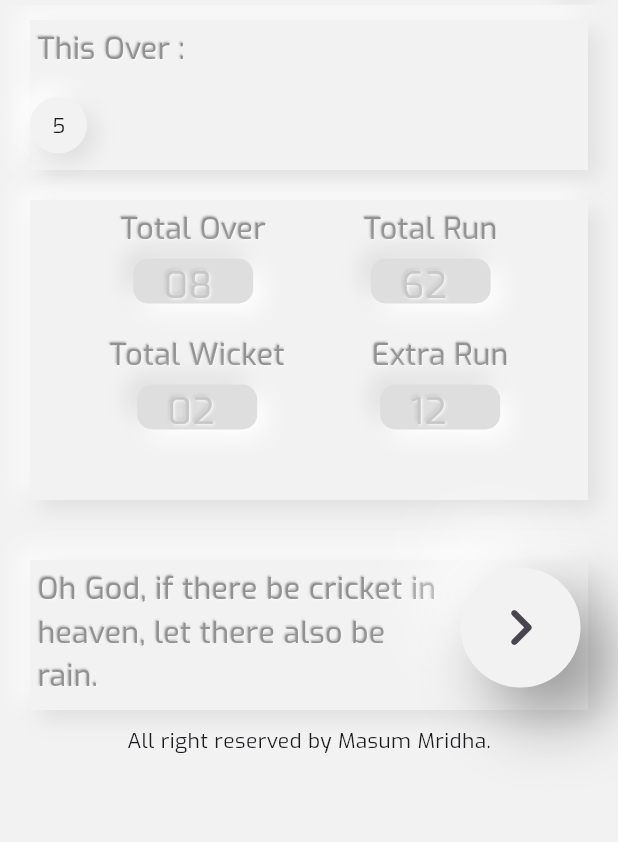
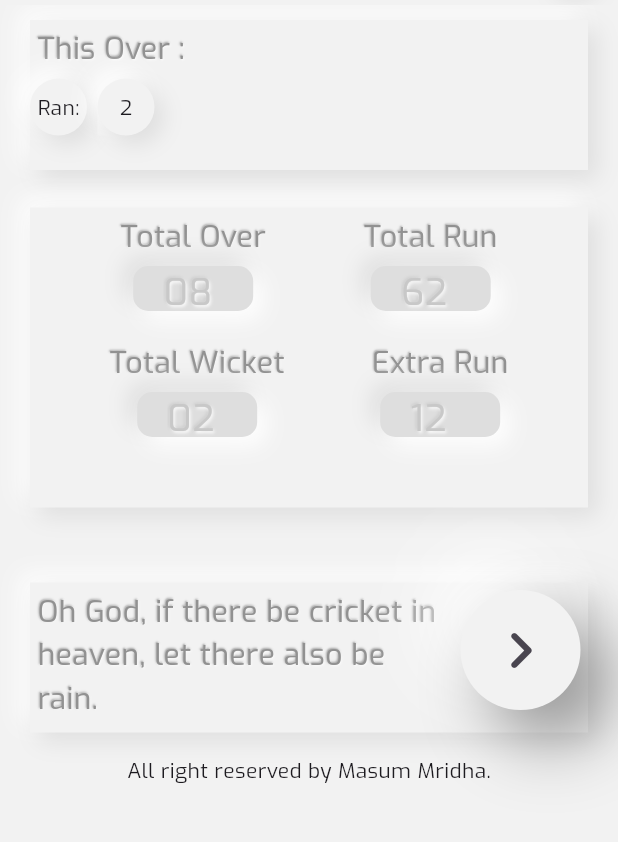
Before and after one commit to MasumMridha51/over_counter, a Flutter app: the screen it shows after launch, on a phone screen of 412 x 824 dp, the part 79-921 px from its top. Run offline on Flutter 3.47's test engine with Material 3 defaults, Android fonts, the phone set to English and light mode, and no system bars; drawn by our look-alikes of clay_containers; our stand-ins replace get.

Commit message:
over count update

```diff
--- a/lib/cards/over_card.dart
+++ b/lib/cards/over_card.dart
@@ -28,15 +28,24 @@ class OverCard extends StatelessWidget {
             child: Obx(() {
               return Column(
                 children: [
-                  Container(
-                    margin: const EdgeInsets.symmetric(
-                      vertical: 12,
-                    ),
-                    child: ClayRoundButton(
-                      buttonInputField:
-                          Center(child: Text('${counterController.test}')),
-                      rightSpace: EdgeInsets.only(right: 2),
-                    ),
+                  Column(
+                    children: [
+                      Row(
+                        children: [
+                          const ClayRoundButton(
+                            buttonInputField:
+                            Center(child: Text('Ran:')),
+                            rightSpace: EdgeInsets.only(right: 2),
+                          ),
+                          const SizedBox(width: 5,),
+                          ClayRoundButton(
+                            buttonInputField:
+                            Center(child: Text('${counterController.runs[0]}')),
+                            rightSpace: const EdgeInsets.only(right: 2),
+                          )
+                        ],
+                      )
+                    ],
                   ),
                 ],
               );
--- a/lib/controller/counter_controller.dart
+++ b/lib/controller/counter_controller.dart
@@ -5,15 +5,16 @@ import 'package:get/get_rx/get_rx.dart';
 import '../widgets/clay_round_button.dart';
 
 class CounterController extends GetxController {
+
   // Observable State is here.
   RxBool updateBallCardShow = false.obs;
 
   RxList<String> runs = ['2', '6', '8'].obs;
 
   // add 0 run in history
-  dynamic? add0History() {
-    String run = '0';
-    runs.add(run);
+  dynamic add0History() {
+    String run = '15';
+    runs.insert(0, run);
   }
 
   dynamic? add1History() {
--- a/lib/screen/counter_screen.dart
+++ b/lib/screen/counter_screen.dart
@@ -36,11 +36,13 @@ class CounterScreen extends StatelessWidget {
               color: baseColor,
               child: OverCard(),
             ),
+            const SizedBox(height: 5,),
             Container(
               margin: const EdgeInsets.symmetric(horizontal: 20, vertical: 10),
               color: baseColor,
               child: const StatisticCard(),
             ),
+            const SizedBox(height: 5,),
             Obx(() {
               return Container(
                   margin:
@@ -51,11 +53,13 @@ class CounterScreen extends StatelessWidget {
                     child: UpdateBallCard(),
                   ));
             }),
+            const SizedBox(height: 5,),
             Container(
               margin: const EdgeInsets.symmetric(horizontal: 20, vertical: 10),
               color: baseColor,
               child: ActionCard(),
             ),
+            const SizedBox(height: 5,),
             const Text('All right reserved by Masum Mridha.'),
           ],
         ),
```
Also changed, not shown: lib/cards/action_card.dart (+7 -7 lines).
